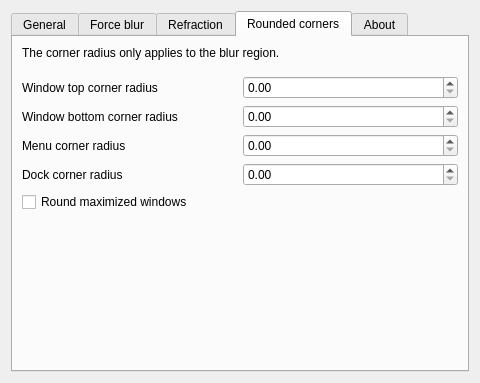
Above: src/kcm/blur_config.ui from 4v3ngR/kwin-effects-glass before the change. Below: the same form after it.
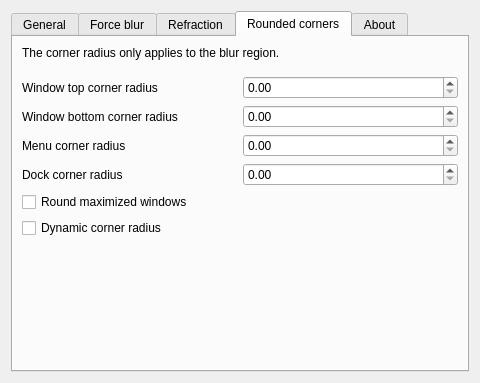
That is the form after the change. The open tabs and pages were chosen to show the change. Custom widgets are drawn as their Qt base class.

Commit message: window corner radius will change when corner is touching the edge of another window

Diff of the .ui file:
```diff
--- a/src/kcm/blur_config.ui
+++ b/src/kcm/blur_config.ui
@@ -860,6 +860,13 @@
          </property>
         </widget>
        </item>
+       <item>
+        <widget class="QCheckBox" name="kcfg_DynamicCorners">
+         <property name="text">
+          <string>Dynamic corner radius</string>
+         </property>
+        </widget>
+       </item>
        <item>
         <widget class="QWidget" name="widget" native="true">
          <property name="sizePolicy">
```
The commit also changes 5 other files.
